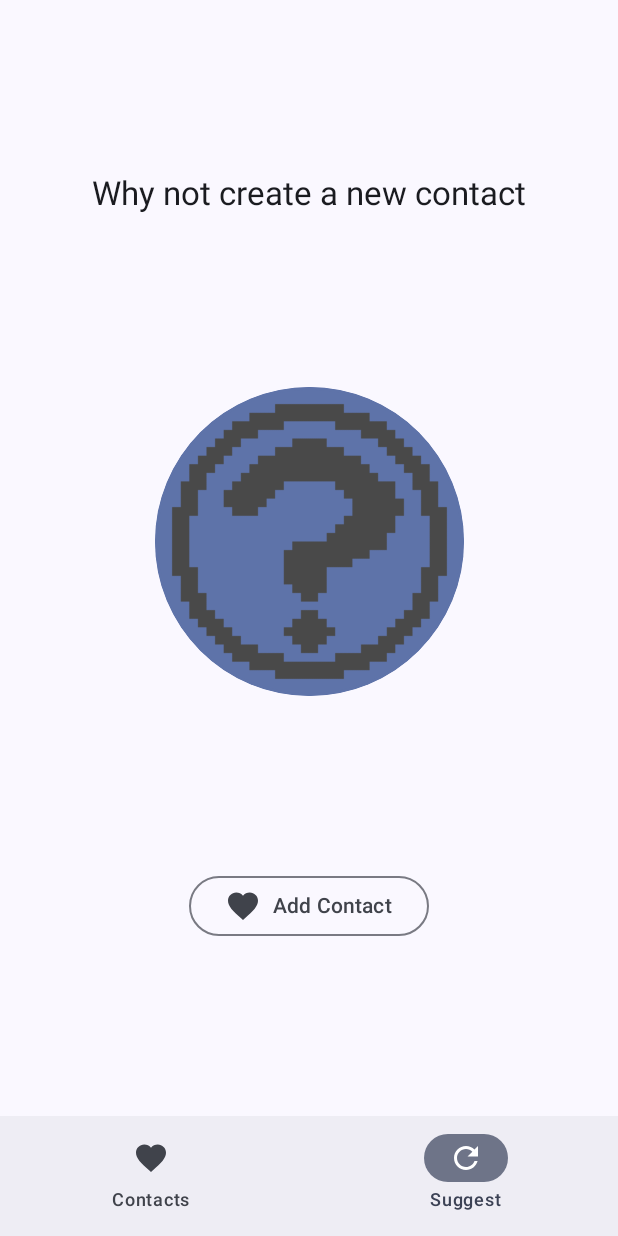
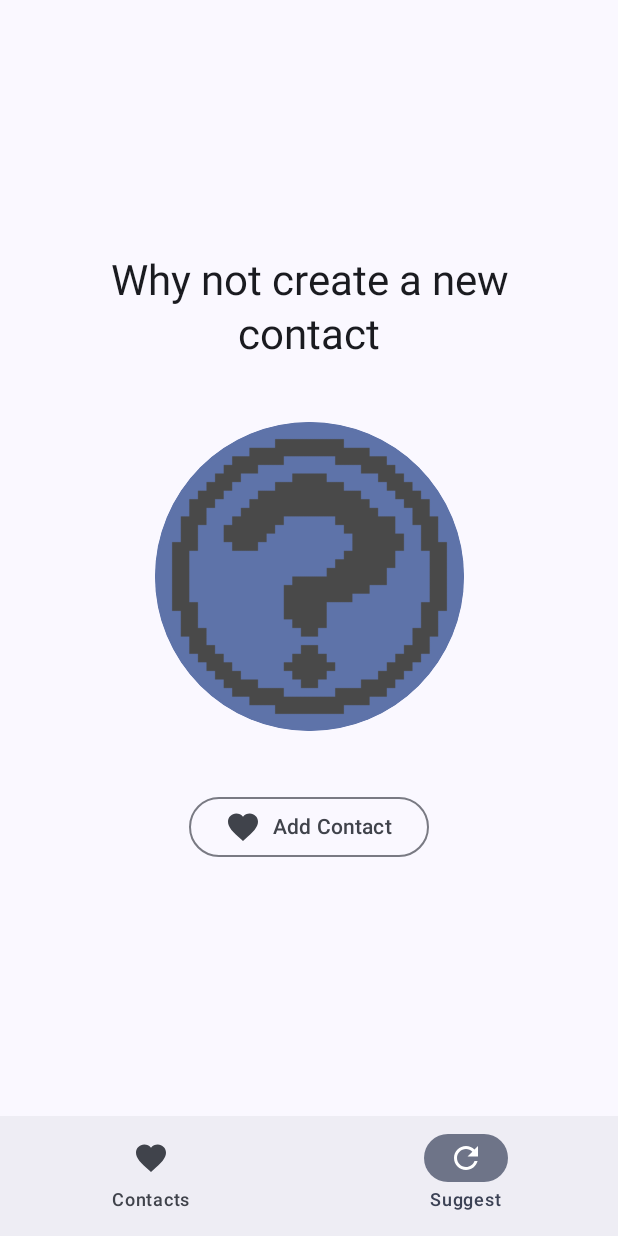
Before and after one commit to NoahOrtega/Hearts-Monitor, an Android app built with Jetpack Compose: the SuggestionScreen screen opened through its navigation route, on a phone screen of 412 x 824 dp. Run offline under Robolectric (Android 15) with nearby library versions, the light colour scheme and no system bars; our stand-ins replace Room's generated code.

Commit message:
Improved Suggestion screen spacing

```diff
--- a/app/src/main/java/info/noahortega/heartsmonitor/MainActivity.kt
+++ b/app/src/main/java/info/noahortega/heartsmonitor/MainActivity.kt
@@ -1,5 +1,6 @@
 package info.noahortega.heartsmonitor
 
+import android.content.res.Configuration.UI_MODE_TYPE_VR_HEADSET
 import android.os.Bundle
 import android.util.Log
 import androidx.activity.ComponentActivity
@@ -29,6 +30,8 @@ import androidx.compose.ui.platform.LocalConfiguration
 import androidx.compose.ui.platform.LocalDensity
 import androidx.compose.ui.res.painterResource
 import androidx.compose.ui.res.stringResource
+import androidx.compose.ui.text.style.TextAlign
+import androidx.compose.ui.tooling.preview.Devices
 import androidx.compose.ui.tooling.preview.Preview
 import androidx.compose.ui.unit.IntOffset
 import androidx.compose.ui.unit.dp
@@ -66,7 +69,7 @@ sealed class Screen(val route: String, @StringRes val resourceId: Int, val icon
    object Random : Screen("random", R.string.screen_random, Icons.Filled.Refresh)
 }
 
-@Preview
+
 @Composable
 fun EntryPoint() {
    val vm : HeartsViewModel = viewModel()
@@ -353,10 +356,34 @@ fun ContactItem(
    }
 }
 
+@Preview(showBackground = true, device = Devices.AUTOMOTIVE_1024p, widthDp = 1024)
+@Preview(showSystemUi = true, device = Devices.PIXEL_2)
+@Composable
+fun SuggestionTest() {
+   val contact = Contact(
+      contactId = 0,
+      name = "Noah Ortega",
+      picture = R.drawable.hearties_64,
+      lastMessageDate = LocalDateTime.now(),
+      isNudger = false,
+      nudgeDayInterval = null,
+      nextNudgeDate = null
+   )
+   SuggestionScreen(contact = contact)
+}
+
+@Preview(showSystemUi = true, device = Devices.PIXEL_2)
+@Composable
+fun SuggestionTestB() {
+   SuggestionScreen(contact = null)
+}
+
+
+
 @Composable
 fun SuggestionScreen(contact: Contact?, modifier: Modifier = Modifier,
                      launchLogic: () -> Unit = {},
-                     onChat: () -> Unit = {}, onIgnore: () -> Unit = {}, onAddContact: () -> Unit) {
+                     onChat: () -> Unit = {}, onIgnore: () -> Unit = {}, onAddContact: () -> Unit = {}) {
    val configuration = LocalConfiguration.current
    val screenHeight = configuration.screenHeightDp.dp
    val screenWidth = configuration.screenWidthDp.dp
@@ -364,31 +391,46 @@ fun SuggestionScreen(contact: Contact?, modifier: Modifier = Modifier,
    LaunchedEffect(true) {
       launchLogic()
    }
+   Box(modifier = modifier.fillMaxSize(), contentAlignment = Alignment.Center) {
 
       Column(
-      modifier = modifier,
-      verticalArrangement = Arrangement.SpaceEvenly,
-      horizontalAlignment = Alignment.CenterHorizontally) {
+         modifier = Modifier.padding(horizontal = 30.dp),
+//      verticalArrangement = Arrangement.SpaceEvenly,
+         horizontalAlignment = Alignment.CenterHorizontally
+      ) {
 
          val noContacts = (contact == null)
 
-      Text(style = MaterialTheme.typography.titleLarge,
-         text = if (noContacts) "Why not create a new contact" else "Why not chat with")
+         Text(
+            style = MaterialTheme.typography.headlineMedium,
+            textAlign = TextAlign.Center,
+            text = if (noContacts) "Why not create a new contact" else "Why not have a chat with",
+         )
 
-      ContactImage(modifier = Modifier.size(min(screenHeight, screenWidth) / 2),
+         Spacer(modifier = Modifier.padding(vertical = 20.dp))
+
+         ContactImage(
+            modifier = Modifier
+               .size(min(screenHeight, screenWidth) / 2),
             imgId = if (noContacts) R.drawable.hearties_q else contact!!.picture,
-         name = if (noContacts) "Missing Contact" else contact!!.name)
+            name = if (noContacts) "Missing Contact" else contact!!.name
+         )
 
-      if(noContacts) {
+         if (noContacts) {
+            Spacer(modifier = Modifier.padding(vertical = 20.dp))
+
             OutlinedButton(modifier = Modifier.padding(horizontal = 5.dp),
                onClick = { onAddContact() }) {
                Icon(imageVector = Icons.Outlined.Favorite, null)
                Spacer(Modifier.size(ButtonDefaults.IconSpacing))
                Text(text = "Add Contact")
             }
-      }
-      else {
-         Text(style = MaterialTheme.typography.titleLarge, text = contact!!.name)
+         } else {
+            Spacer(modifier = Modifier.padding(vertical = 10.dp))
+
+            Text(style = MaterialTheme.typography.headlineLarge, text = contact!!.name)
+
+            Spacer(modifier = Modifier.padding(vertical = 10.dp))
 
             Row {
                val buttonModifier = Modifier.padding(horizontal = 5.dp)
@@ -403,6 +445,7 @@ fun SuggestionScreen(contact: Contact?, modifier: Modifier = Modifier,
                   Icon(imageVector = Icons.Filled.Close, null)
                   Spacer(Modifier.size(ButtonDefaults.IconSpacing))
                   Text(text = "Not Now")
+               }
             }
          }
       }
```
Lines whose indentation alone changed are shown as unchanged.
